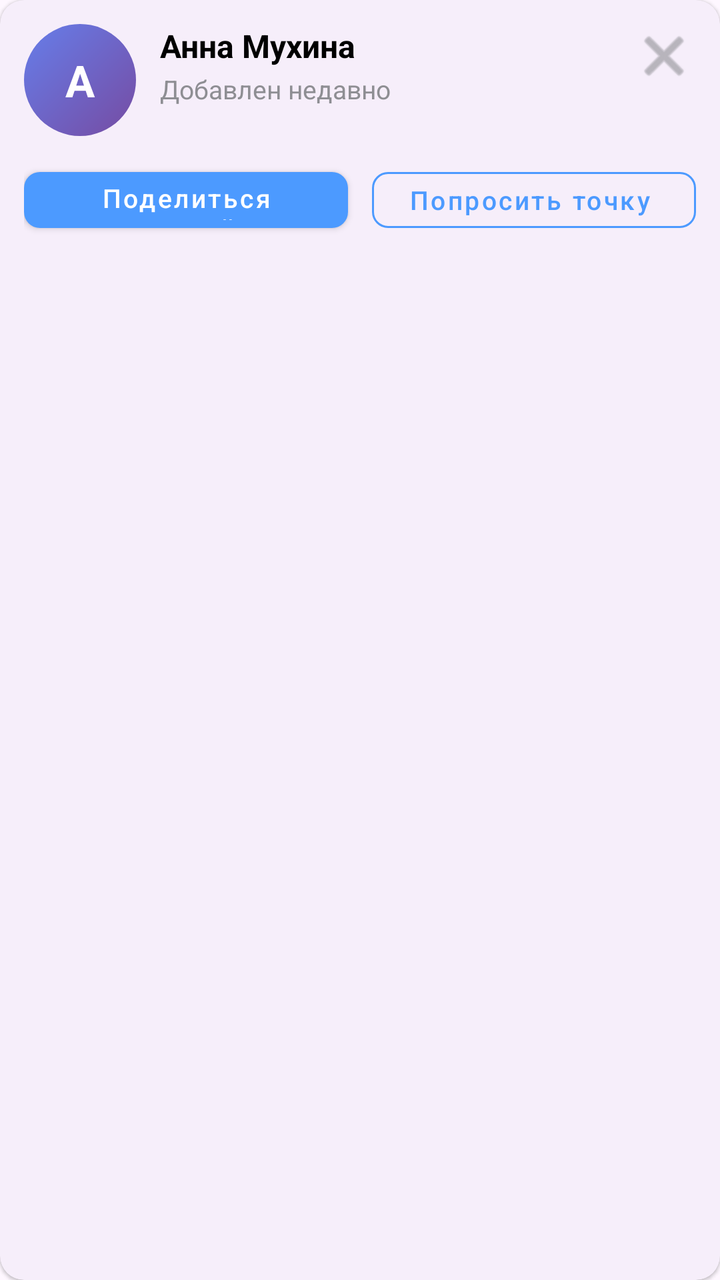
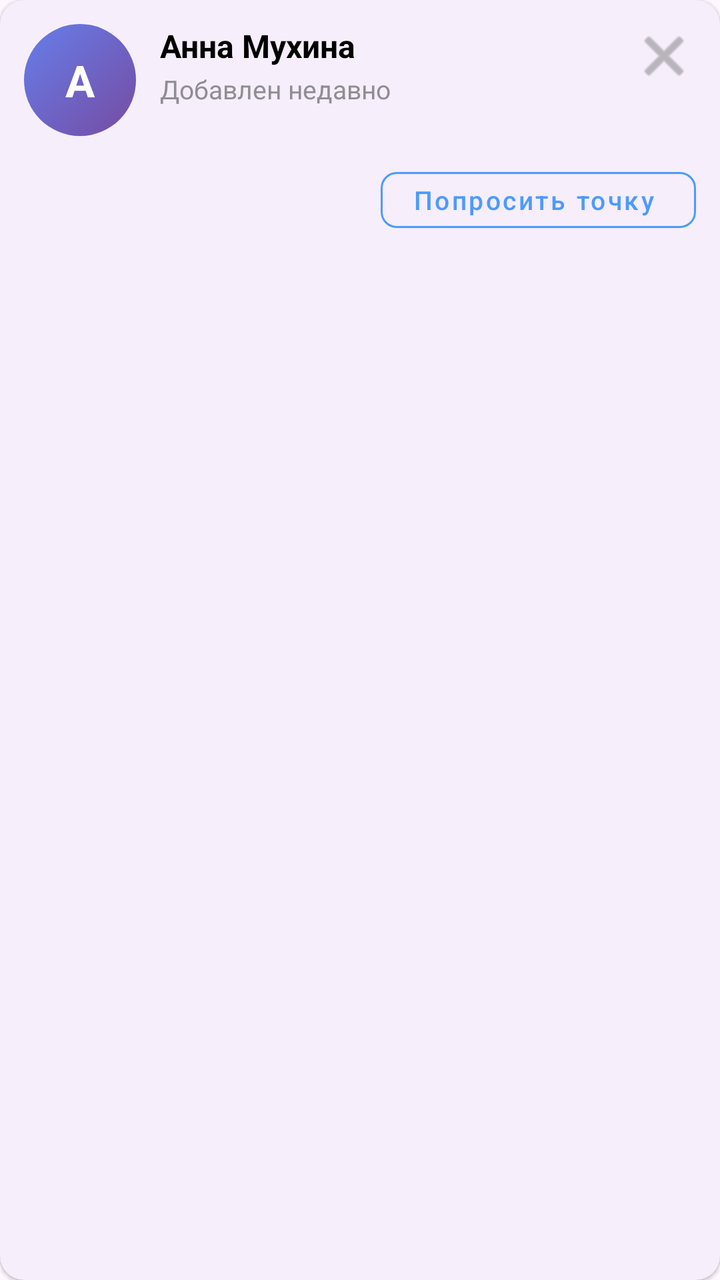

Two renders of the same Android screen: before a commit and after it. Below are the layout's source before the change and the commit's diff.
<!-- AndroidManifest.xml: application theme Theme.FishingSpot -->
<!-- res/layout/item_friend.xml -->
<?xml version="1.0" encoding="utf-8"?>
<com.google.android.material.card.MaterialCardView
    xmlns:android="http://schemas.android.com/apk/res/android"
    xmlns:app="http://schemas.android.com/apk/res-auto"
    android:layout_width="match_parent"
    android:layout_height="wrap_content"
    android:layout_marginHorizontal="8dp"
    android:layout_marginVertical="4dp"
    app:cardCornerRadius="12dp"
    app:cardElevation="1dp"
    app:strokeWidth="0dp">

    <androidx.constraintlayout.widget.ConstraintLayout
        android:layout_width="match_parent"
        android:layout_height="wrap_content"
        android:padding="12dp">

        
        <FrameLayout
            android:id="@+id/avatarContainer"
            android:layout_width="56dp"
            android:layout_height="56dp"
            app:layout_constraintStart_toStartOf="parent"
            app:layout_constraintTop_toTopOf="parent">

            <View
                android:id="@+id/avatarCircle"
                android:layout_width="match_parent"
                android:layout_height="match_parent"
                android:background="@drawable/bg_avatar_circle" />

            <TextView
                android:id="@+id/tvAvatarLetter"
                android:layout_width="match_parent"
                android:layout_height="match_parent"
                android:gravity="center"
                android:text="А"
                android:textColor="@android:color/white"
                android:textSize="22sp"
                android:textStyle="bold" />

        </FrameLayout>

        
        <TextView
            android:id="@+id/tvFriendName"
            android:layout_width="0dp"
            android:layout_height="wrap_content"
            android:layout_marginStart="12dp"
            android:layout_marginEnd="8dp"
            android:ellipsize="end"
            android:maxLines="1"
            android:text="Анна Мухина"
            android:textColor="#000000"
            android:textSize="16sp"
            android:textStyle="bold"
            app:layout_constraintEnd_toStartOf="@+id/btnRemoveFriend"
            app:layout_constraintStart_toEndOf="@id/avatarContainer"
            app:layout_constraintTop_toTopOf="@id/avatarContainer" />

        
        <TextView
            android:id="@+id/tvFriendStatus"
            android:layout_width="0dp"
            android:layout_height="wrap_content"
            android:layout_marginStart="12dp"
            android:layout_marginTop="2dp"
            android:layout_marginEnd="8dp"
            android:ellipsize="end"
            android:maxLines="1"
            android:text="Добавлен недавно"
            android:textColor="#8E8E93"
            android:textSize="13sp"
            app:layout_constraintEnd_toStartOf="@+id/btnRemoveFriend"
            app:layout_constraintStart_toEndOf="@id/avatarContainer"
            app:layout_constraintTop_toBottomOf="@id/tvFriendName" />

        
        <ImageButton
            android:id="@+id/btnRemoveFriend"
            android:layout_width="32dp"
            android:layout_height="32dp"
            android:background="?attr/selectableItemBackgroundBorderless"
            android:contentDescription="Удалить из друзей"
            android:src="@android:drawable/ic_menu_close_clear_cancel"
            app:layout_constraintEnd_toEndOf="parent"
            app:layout_constraintTop_toTopOf="parent"
            app:tint="#8E8E93" />

        
        <com.google.android.material.button.MaterialButton
            android:id="@+id/btnShareSpot"
            style="@style/Widget.MaterialComponents.Button"
            android:layout_width="0dp"
            android:layout_height="40dp"
            android:layout_marginTop="12dp"
            android:layout_marginEnd="6dp"
            android:text="Поделиться точкой"
            android:textAllCaps="false"
            android:textSize="13sp"
            app:backgroundTint="#4C9AFF"
            app:cornerRadius="8dp"
            app:layout_constraintEnd_toStartOf="@+id/btnRequestSpot"
            app:layout_constraintHorizontal_weight="1"
            app:layout_constraintStart_toStartOf="parent"
            app:layout_constraintTop_toBottomOf="@id/avatarContainer" />

        
        <com.google.android.material.button.MaterialButton
            android:id="@+id/btnRequestSpot"
            style="@style/Widget.MaterialComponents.Button.OutlinedButton"
            android:layout_width="0dp"
            android:layout_height="40dp"
            android:layout_marginStart="6dp"
            android:layout_marginTop="12dp"
            android:text="Попросить точку "
            android:textAllCaps="false"
            android:textColor="#4C9AFF"
            android:textSize="13sp"
            app:cornerRadius="8dp"
            app:strokeColor="#4C9AFF"
            app:layout_constraintEnd_toEndOf="parent"
            app:layout_constraintHorizontal_weight="1"
            app:layout_constraintStart_toEndOf="@+id/btnShareSpot"
            app:layout_constraintTop_toBottomOf="@id/avatarContainer" />

    </androidx.constraintlayout.widget.ConstraintLayout>

</com.google.android.material.card.MaterialCardView>
<!-- resources referenced by this layout -->
<resources>
  <!-- drawable bg_avatar_circle (drawable) -->
  <?xml version="1.0" encoding="utf-8"?>
  <shape xmlns:android="http://schemas.android.com/apk/res/android"
      android:shape="oval">
      <gradient
          android:angle="135"
          android:endColor="#667EEA"
          android:startColor="#764BA2" />
      <size
          android:width="56dp"
          android:height="56dp" />
  </shape>
  <style name="Theme.FishingSpot" parent="Base.Theme.FishingSpot" />
  <style name="Base.Theme.FishingSpot" parent="Theme.Material3.DayNight.NoActionBar">
          
          
      </style>
</resources>

<!-- the commit's change to res/layout/item_friend.xml (unified diff, before → after) -->
@@ -88,22 +88,7 @@
             app:tint="#8E8E93" />
 
         
-        <com.google.android.material.button.MaterialButton
-            android:id="@+id/btnShareSpot"
-            style="@style/Widget.MaterialComponents.Button"
-            android:layout_width="0dp"
-            android:layout_height="40dp"
-            android:layout_marginTop="12dp"
-            android:layout_marginEnd="6dp"
-            android:text="Поделиться точкой"
-            android:textAllCaps="false"
-            android:textSize="13sp"
-            app:backgroundTint="#4C9AFF"
-            app:cornerRadius="8dp"
-            app:layout_constraintEnd_toStartOf="@+id/btnRequestSpot"
-            app:layout_constraintHorizontal_weight="1"
-            app:layout_constraintStart_toStartOf="parent"
-            app:layout_constraintTop_toBottomOf="@id/avatarContainer" />
+
 
         
         <com.google.android.material.button.MaterialButton
@@ -121,7 +106,7 @@
             app:strokeColor="#4C9AFF"
             app:layout_constraintEnd_toEndOf="parent"
             app:layout_constraintHorizontal_weight="1"
-            app:layout_constraintStart_toEndOf="@+id/btnShareSpot"
+
             app:layout_constraintTop_toBottomOf="@id/avatarContainer" />
 
     </androidx.constraintlayout.widget.ConstraintLayout>
